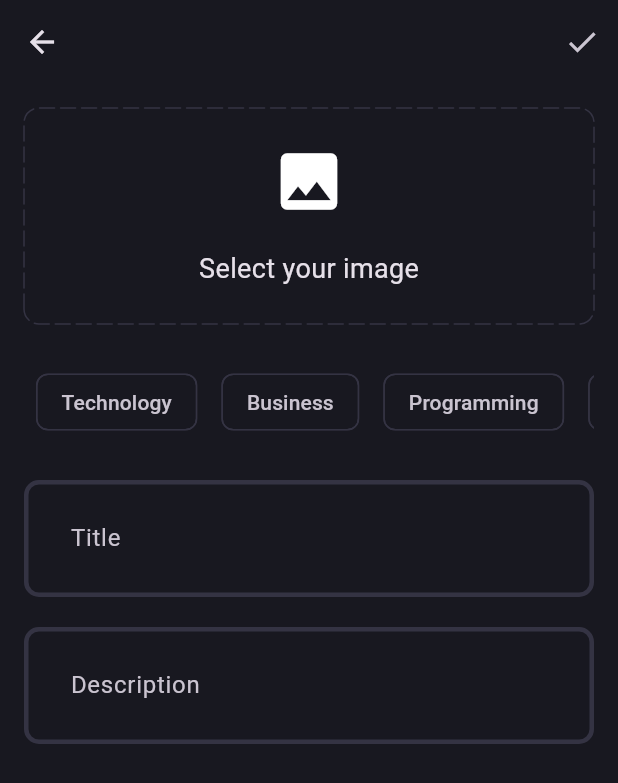
After one commit to xN3k/PaperMit, a Flutter app: the BlogPage screen opened directly, after a tap on the "add" icon, on a phone screen of 412 x 824 dp. The commit adds this screen. Shown: the top 783 px of the screen. Run offline on Flutter 3.47's test engine with Material 3 defaults, Android fonts, the phone set to English and light mode, and no system bars; drawn by our look-alikes of dotted_border; our stand-ins replace another_flushbar, flutter_bloc, fpdart, get_it, supabase_flutter; accounts and stored records are empty; statements that could not run were skipped.

Commit message:
added blog screen

```diff
--- a/lib/core/theme/theme.dart
+++ b/lib/core/theme/theme.dart
@@ -15,6 +15,12 @@ class AppTheme {
     appBarTheme: AppBarTheme(
       backgroundColor: AppPalette.backgroundColor,
     ),
+    chipTheme: const ChipThemeData(
+      color: WidgetStatePropertyAll(
+        AppPalette.backgroundColor,
+      ),
+      side: BorderSide.none,
+    ),
     inputDecorationTheme: InputDecorationTheme(
       contentPadding: const EdgeInsets.all(27.0),
       enabledBorder: _border(),
--- a/lib/features/auth/presentation/pages/signin_page.dart
+++ b/lib/features/auth/presentation/pages/signin_page.dart
@@ -35,13 +35,10 @@ class _SigninPageState extends State<SigninPage> {
       body: Padding(
         padding: const EdgeInsets.all(24),
         child: BlocConsumer<AuthBloc, AuthState>(
+          buildWhen: (previous, current) => previous != current,
           listener: (context, state) {
             if (state is AuthFailure) {
               context.flushBarErrorMessage(message: state.message);
-            }
-            if (state is AuthSuccess) {
-              context.flushBarSuccessMessage(
-                  message: "User Sign In Successful");
             }
           },
           builder: (context, state) {
--- a/lib/features/auth/presentation/pages/signup_page.dart
+++ b/lib/features/auth/presentation/pages/signup_page.dart
@@ -39,6 +39,7 @@ class _SignupPageState extends State<SignupPage> {
       body: Padding(
         padding: const EdgeInsets.all(24),
         child: BlocConsumer<AuthBloc, AuthState>(
+          buildWhen: (previous, current) => previous != current,
           listener: (context, state) {
             if (state is AuthFailure) {
               context.flushBarErrorMessage(message: state.message);
--- /dev/null
+++ b/lib/features/blog/presentation/pages/add_post_screen.dart
@@ -0,0 +1,105 @@
+import 'package:dotted_border/dotted_border.dart';
+import 'package:flutter/material.dart';
+import 'package:todos/core/theme/app_palette.dart';
+import 'package:todos/features/blog/presentation/widgets/blog_editor.dart';
+
+class AddPostScreen extends StatefulWidget {
+  static route() => MaterialPageRoute(
+        builder: (context) => const AddPostScreen(),
+      );
+  const AddPostScreen({super.key});
+
+  @override
+  State<AddPostScreen> createState() => _AddPostScreenState();
+}
+
+class _AddPostScreenState extends State<AddPostScreen> {
+  final _blogTitle = TextEditingController();
+  final _blogContent = TextEditingController();
+
+  @override
+  void dispose() {
+    super.dispose();
+    _blogTitle.dispose();
+    _blogContent.dispose();
+  }
+
+  @override
+  Widget build(BuildContext context) {
+    return Scaffold(
+      appBar: AppBar(
+        actions: [
+          IconButton(
+            onPressed: () {},
+            icon: Icon(
+              Icons.done,
+            ),
+          ),
+        ],
+      ),
+      body: Padding(
+        padding: const EdgeInsets.all(16.0),
+        child: Column(
+          spacing: 20,
+          children: [
+            DottedBorder(
+              color: AppPalette.borderColor,
+              dashPattern: [10, 4],
+              radius: const Radius.circular(10),
+              borderType: BorderType.RRect,
+              strokeCap: StrokeCap.round,
+              child: Container(
+                height: 140,
+                width: double.infinity,
+                child: Column(
+                  spacing: 20,
+                  mainAxisAlignment: MainAxisAlignment.center,
+                  children: [
+                    Icon(
+                      Icons.image,
+                      size: 50,
+                    ),
+                    Text(
+                      "Select your image",
+                      style: TextStyle(fontSize: 18),
+                    ),
+                  ],
+                ),
+              ),
+            ),
+            SingleChildScrollView(
+              scrollDirection: Axis.horizontal,
+              child: Row(
+                children: [
+                  'Technology',
+                  'Business',
+                  'Programming',
+                  'Arts',
+                  'Flutter',
+                ]
+                    .map((e) => Padding(
+                          padding: const EdgeInsets.all(8.0),
+                          child: Chip(
+                            label: Text(e),
+                            side: const BorderSide(
+                              color: AppPalette.borderColor,
+                            ),
+                          ),
+                        ))
+                    .toList(),
+              ),
+            ),
+            BlogEditor(
+              controller: _blogTitle,
+              hintText: "Title",
+            ),
+            BlogEditor(
+              controller: _blogContent,
+              hintText: "Description",
+            ),
+          ],
+        ),
+      ),
+    );
+  }
+}
--- /dev/null
+++ b/lib/features/blog/presentation/pages/blog_page.dart
@@ -0,0 +1,31 @@
+import 'package:flutter/material.dart';
+import 'package:todos/features/blog/presentation/pages/add_post_screen.dart';
+
+class BlogPage extends StatefulWidget {
+  static route() => MaterialPageRoute(builder: (context) => const BlogPage());
+  const BlogPage({super.key});
+
+  @override
+  State<BlogPage> createState() => _BlogPageState();
+}
+
+class _BlogPageState extends State<BlogPage> {
+  @override
+  Widget build(BuildContext context) {
+    return Scaffold(
+      appBar: AppBar(
+        title: const Text("Blog"),
+        actions: [
+          IconButton(
+            onPressed: () {
+              Navigator.push(context, AddPostScreen.route());
+            },
+            icon: Icon(
+              Icons.add,
+            ),
+          ),
+        ],
+      ),
+    );
+  }
+}
--- /dev/null
+++ b/lib/features/blog/presentation/widgets/blog_editor.dart
@@ -0,0 +1,22 @@
+import 'package:flutter/material.dart';
+
+class BlogEditor extends StatelessWidget {
+  final TextEditingController controller;
+  final String hintText;
+  const BlogEditor({
+    super.key,
+    required this.controller,
+    required this.hintText,
+  });
+
+  @override
+  Widget build(BuildContext context) {
+    return TextField(
+      decoration: InputDecoration(
+        hintText: hintText,
+      ),
+      controller: controller,
+      maxLines: null,
+    );
+  }
+}
--- a/lib/main.dart
+++ b/lib/main.dart
@@ -4,6 +4,7 @@ import 'package:todos/core/common/cubits/app_user/app_user_cubit.dart';
 import 'package:todos/core/theme/theme.dart';
 import 'package:todos/features/auth/presentation/bloc/auth_bloc.dart';
 import 'package:todos/features/auth/presentation/pages/signin_page.dart';
+import 'package:todos/features/blog/presentation/pages/blog_page.dart';
 import 'package:todos/init_dependencies.dart';
 
 void main() async {
@@ -48,11 +49,7 @@ class _MyAppState extends State<MyApp> {
         },
         builder: (context, isLoggedIn) {
           if (isLoggedIn) {
-            return Scaffold(
-              body: Center(
-                child: Text("user logged in"),
-              ),
-            );
+            return const BlogPage();
           }
           return const SigninPage();
         },
--- a/pubspec.yaml
+++ b/pubspec.yaml
@@ -39,6 +39,7 @@ dependencies:
   flutter_bloc: ^9.0.0
   get_it: ^8.0.3
   another_flushbar: ^1.12.30
+  dotted_border: ^2.1.0
 
 dev_dependencies:
   flutter_test:
```
Also changed, not shown: pubspec.lock.
